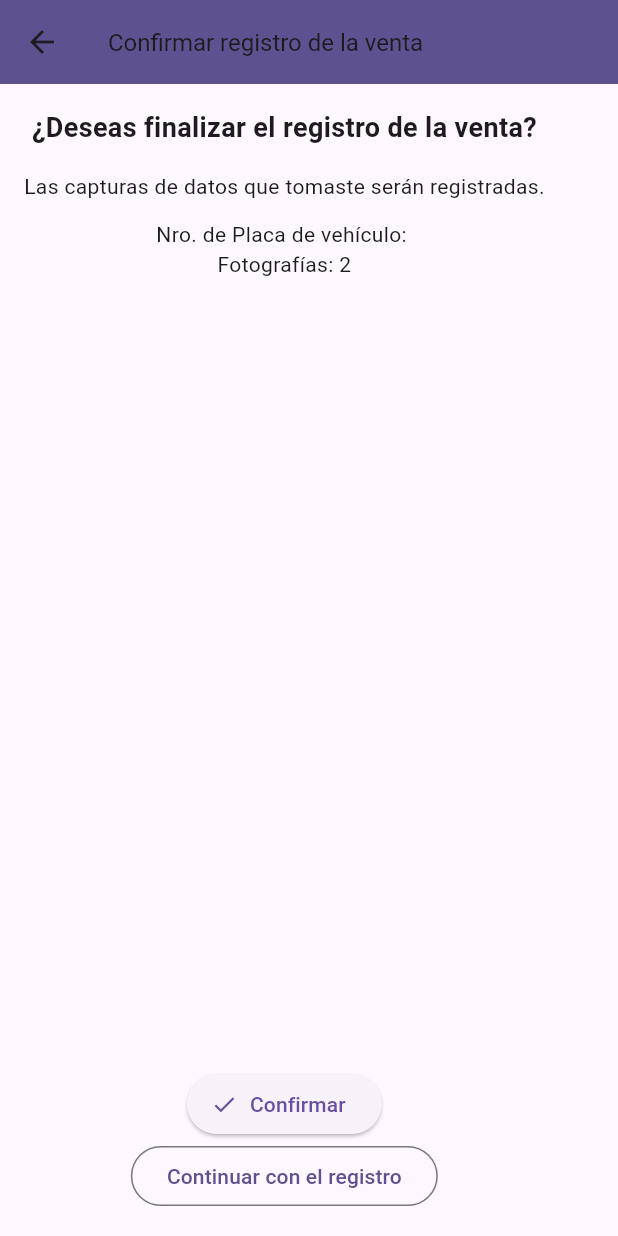
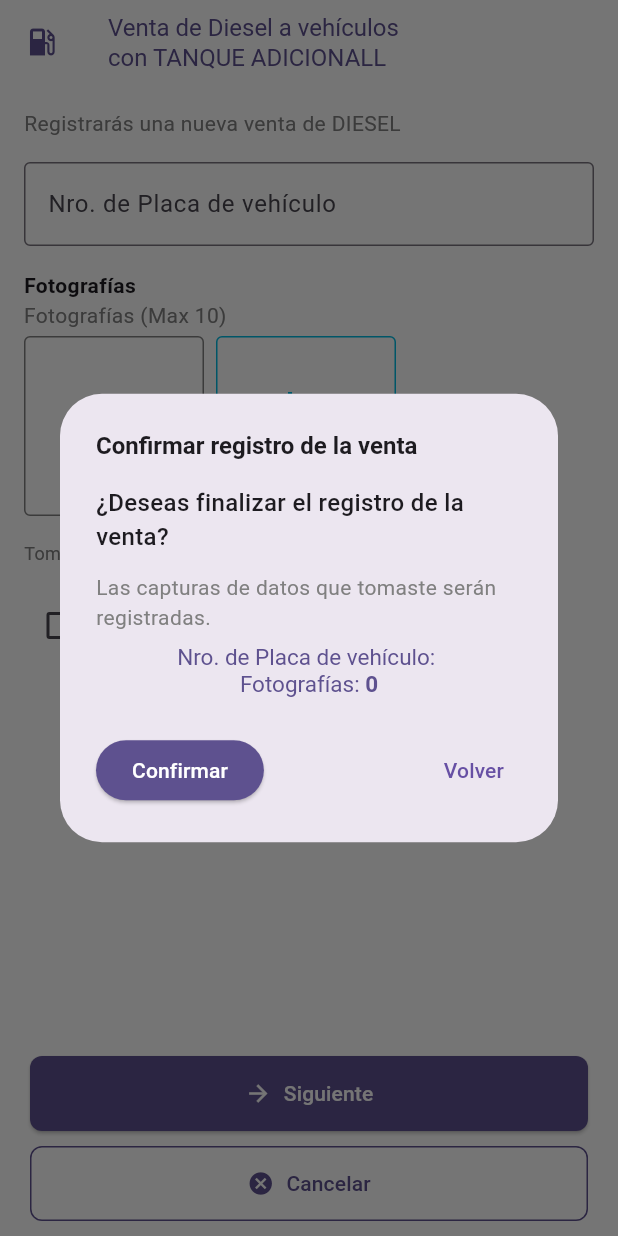
Before and after one commit to Vlxdy/red-neuro-app, a Flutter app: the RegistarVentaTanque screen opened directly, after a tap on "Siguiente", on a phone screen of 412 x 824 dp. Run offline on Flutter 3.47's test engine with Material 3 defaults, Android fonts, the phone set to English and light mode, and no system bars; our stand-ins replace auto_size_text, camera, device_info_plus, dropdown_button2, flutter_dotenv, flutter_image_compress and 11 more; missing offline and left inert: flutter_appauth, image_editor, local_auth_android, local_auth_darwin, zxcvbn; accounts and stored records are empty.

Commit message:
feat: se agrego un nuevo widget de confirmacion al registrar venta

```diff
--- a/lib/src/ui/pages/registrar_venta/componentes/navbar_registrar_venta.dart
+++ b/lib/src/ui/pages/registrar_venta/componentes/navbar_registrar_venta.dart
@@ -35,7 +35,6 @@ class _RegistrarVentaState extends State<RegistrarVentaPage> {
     initialPage: 0,
   );
 
-  /// Array con lista de pestañas
   late List<ChildrenItem> _itemsChildren;
 
   @override
--- a/lib/src/ui/pages/registrar_venta/componentes/tanque_confirmar_registro_venta.dart
+++ /dev/null
@@ -1,106 +0,0 @@
-import 'package:control_ventas_movil/src/config/theme_controller.dart';
-import 'package:control_ventas_movil/src/ui/pages/registrar_venta/componentes/navbar_registrar_venta.dart';
-import 'package:control_ventas_movil/src/ui/pages/registrar_venta/services/venta_tanque_service.dart';
-import 'package:control_ventas_movil/src/ui/pages/registrar_venta/stores/registrar_venta_store.dart';
-import 'package:flutter/material.dart';
-import 'package:provider/provider.dart';
-
-class ConfirmarRegistroScreen extends StatefulWidget {
-  final String placa;
-  final int numeroFotos;
-
-  const ConfirmarRegistroScreen({
-    Key? key,
-    required this.placa,
-    required this.numeroFotos,
-  }) : super(key: key);
-
-  @override
-  _ConfirmarRegistroScreenState createState() => _ConfirmarRegistroScreenState();
-}
-
-class _ConfirmarRegistroScreenState extends State<ConfirmarRegistroScreen> {
-  late VentaTanquesService _service;
-
-  @override
-  void initState() {
-    _service = VentaTanquesService('', context);
-    super.initState();
-  }
-
-  @override
-  Widget build(BuildContext context) {
-    final theme = ThemeController.instance;
-    final colorPrincipal = theme.secondary;
-
-    return Scaffold(
-      appBar: AppBar(
-        backgroundColor: colorPrincipal,
-        title: const Text(
-          'Confirmar registro de la venta',
-          style: TextStyle(fontSize: 16),
-        ),
-      ),
-      body: Padding(
-        padding: const EdgeInsets.all(16.0),
-        child: Column(
-          children: [
-            const Text(
-              '¿Deseas finalizar el registro de la venta?',
-              style: TextStyle(fontSize: 18, fontWeight: FontWeight.bold),
-            ),
-            const SizedBox(height: 16),
-            const Text(
-              'Las capturas de datos que tomaste serán registradas.',
-              style: TextStyle(fontSize: 14),
-            ),
-            const SizedBox(height: 12),
-            Text(
-              'Nro. de Placa de vehículo: ${widget.placa}',
-              style: const TextStyle(fontSize: 14),
-            ),
-            Text(
-              'Fotografías: ${widget.numeroFotos}',
-              style: const TextStyle(fontSize: 14),
-            ),
-            const Spacer(),
-            Column(
-              mainAxisAlignment: MainAxisAlignment.spaceAround,
-              children: [
-                ElevatedButton.icon(
-                  onPressed: () async {
-                    final store = context.read<RegistrarVentaStore>();
-
-                    await _service.registrarVentaTanqueConMultipart(
-                      pathsDeFotos: store.fotos,
-                      placa: widget.placa,
-                      idCombustible: 2,
-                      fechaRegistroApp: DateTime(2024, 03, 01, 8, 0, 1),
-                      context: context,
-                    );
-
-                    Navigator.pushReplacement(
-                      context,
-                      MaterialPageRoute(builder: (context) => RegistrarVentaPage()),
-                    );
-                  },
-                  icon: const Icon(Icons.check),
-                  label: const Text('Confirmar'),
-                ),
-                OutlinedButton(
-                  style: OutlinedButton.styleFrom(
-                    foregroundColor: colorPrincipal,
-                  ),
-                  onPressed: () {
-                    Navigator.pop(context);
-                  },
-                  child: const Text('Continuar con el registro'),
-                ),
-              ],
-            ),
-          ],
-        ),
-      ),
-    );
-  }
-}
--- a/lib/src/ui/pages/registrar_venta/componentes/tanque_registrar_venta.dart
+++ b/lib/src/ui/pages/registrar_venta/componentes/tanque_registrar_venta.dart
@@ -1,8 +1,10 @@
+import 'package:control_ventas_movil/src/config/routes.dart';
 import 'package:control_ventas_movil/src/config/theme_controller.dart';
 import 'package:control_ventas_movil/src/ui/common/selector_image/multiple_campo_fotografia.dart';
-import 'package:control_ventas_movil/src/ui/pages/registrar_venta/componentes/tanque_confirmar_registro_venta.dart';
+import 'package:control_ventas_movil/src/ui/pages/registrar_venta/services/venta_tanque_service.dart';
 import 'package:control_ventas_movil/src/ui/pages/registrar_venta/stores/registrar_venta_store.dart';
 import 'package:flutter/material.dart';
+import 'package:go_router/go_router.dart';
 import 'package:provider/provider.dart';
 
 class RegistarVentaTanque extends StatefulWidget {
@@ -17,15 +19,14 @@ class RegistarVentaTanque extends StatefulWidget {
 class _RegistarVentaTanqueState extends State<RegistarVentaTanque> {
   final _placaController = TextEditingController();
   final List<String> _fotos = [];
-
   bool _agregarObs = false;
   String _observacion = '';
+
   final theme = ThemeController.instance;
 
   @override
   Widget build(BuildContext context) {
     final store = context.watch<RegistrarVentaStore>();
-
 
     return Scaffold(
       backgroundColor: theme.white,
@@ -35,7 +36,7 @@ class _RegistarVentaTanqueState extends State<RegistarVentaTanque> {
           'Venta de ${widget.tipoCombustible} a vehículos\ncon TANQUE ADICIONALL',
           style: TextStyle(fontSize: 16, color: theme.secondary),
         ),
-        leading: Icon(Icons.local_gas_station, color: theme.secondary,),
+        leading: Icon(Icons.local_gas_station, color: theme.secondary),
       ),
       body: Column(
         children: [
@@ -98,7 +99,8 @@ class _RegistarVentaTanqueState extends State<RegistarVentaTanque> {
                     const SizedBox(height: 16),
                   ],
                 ],
-                )),
+              ),
+            ),
           ),
           Padding(
             padding: const EdgeInsets.symmetric(horizontal: 20, vertical: 10),
@@ -106,11 +108,10 @@ class _RegistarVentaTanqueState extends State<RegistarVentaTanque> {
               children: [
                 ElevatedButton.icon(
                   onPressed: () {
-                    Navigator.pushReplacement(
+                    _mostrarDialogoConfirmacion(
                       context,
-                      MaterialPageRoute(
-                          builder: (context) => ConfirmarRegistroScreen(
-                              placa: _placaController.text, numeroFotos: 2)),
+                      _placaController.text,
+                      store.fotos.length,
                     );
                   },
                   style: ElevatedButton.styleFrom(
@@ -127,9 +128,7 @@ class _RegistarVentaTanqueState extends State<RegistarVentaTanque> {
                 ),
                 const SizedBox(height: 10),
                 TextButton.icon(
-                  onPressed: () {
-                    Navigator.pop(context);
-                  },
+                  onPressed: () => Navigator.pop(context),
                   style: TextButton.styleFrom(
                     foregroundColor: theme.secondary,
                     side: BorderSide(color: theme.secondary),
@@ -187,4 +186,97 @@ class _RegistarVentaTanqueState extends State<RegistarVentaTanque> {
       ],
     );
   }
+
+  Future<void> _mostrarDialogoConfirmacion(
+    BuildContext context,
+    String placa,
+    int numeroFotos,
+  ) async {
+    final theme = ThemeController.instance;
+    final store = context.read<RegistrarVentaStore>();
+
+    await showDialog(
+      context: context,
+      barrierDismissible: false,
+      builder: (BuildContext context) {
+        return AlertDialog(
+          title: const Text(
+            'Confirmar registro de la venta',
+            style: TextStyle(fontSize: 16, fontWeight: FontWeight.bold),
+          ),
+          content: Column(
+            mainAxisSize: MainAxisSize.min,
+            children: [
+              const Text(
+                '¿Deseas finalizar el registro de la venta?',
+                style: TextStyle(fontSize: 16, fontWeight: FontWeight.w500),
+              ),
+              const SizedBox(height: 12),
+              Text(
+                'Las capturas de datos que tomaste serán registradas.',
+                style: TextStyle(fontSize: 14, color: theme.grey),
+              ),
+              const SizedBox(height: 8),
+              RichText(
+                text: TextSpan(
+                  style: TextStyle(fontSize: 15, color: theme.secondary),
+                  children: [
+                    const TextSpan(text: 'Nro. de Placa de vehículo: '),
+                    TextSpan(
+                      text: '$placa',
+                      style: TextStyle(fontWeight: FontWeight.bold),
+                    ),
+                  ],
+                ),
+              ),
+              RichText(
+                text: TextSpan(
+                  style: TextStyle(fontSize: 15, color: theme.secondary),
+                  children: [
+                    const TextSpan(text: 'Fotografías: '),
+                    TextSpan(
+                      text: '$numeroFotos',
+                      style: TextStyle(fontWeight: FontWeight.bold),
+                    )
+                  ],
+                ),
+              )
+            ],
+          ),
+          actions: [
+            Row(
+              mainAxisAlignment: MainAxisAlignment.spaceBetween,
+              children: [
+                ElevatedButton.icon(
+                  onPressed: () async {
+                    final _service = VentaTanquesService('', context);
+                    await _service.registrarVentaTanqueConMultipart(
+                      pathsDeFotos: store.fotos,
+                      placa: placa,
+                      idCombustible: 2,
+                      observacion: _observacion,
+                      fechaRegistroApp: DateTime.now(),
+                      context: context,
+                    );
+                    Navigator.of(context).pop();
+                    GoRouter.of(context).goNamed(RouteNames.registrarVenta);
+                  },
+                  label: const Text('Confirmar'),
+                  style: ElevatedButton.styleFrom(
+                      backgroundColor: theme.secondary,
+                      foregroundColor: theme.white),
+                ),
+                TextButton(
+                  onPressed: () {
+                    Navigator.of(context).pop();
+                  },
+                  child: const Text('Volver'),
+                ),
+              ],
+            )
+          ],
+        );
+      },
+    );
   }
+}
--- a/lib/src/ui/pages/registrar_venta/services/venta_tanque_service.dart
+++ b/lib/src/ui/pages/registrar_venta/services/venta_tanque_service.dart
@@ -1,5 +1,6 @@
 import 'dart:io';
 import 'package:control_ventas_movil/src/models/venta.dart';
+import 'package:control_ventas_movil/src/plugins/estaciones/bitacora_store.dart';
 import 'package:control_ventas_movil/src/ui/pages/registrar_venta/stores/venta_tanques_store.dart';
 import 'package:flutter/material.dart';
 import 'package:control_ventas_movil/src/config/service_config.dart';
@@ -9,14 +10,15 @@ import 'package:control_ventas_movil/src/plugins/utils/logger.dart';
 import 'package:control_ventas_movil/src/ui/common/snackbar/snackbar.dart';
 import 'package:control_ventas_movil/src/ui/global/loading_animation.dart';
 
-GlobalKey<ScaffoldMessengerState> tanquesMessenger =
-GlobalKey<ScaffoldMessengerState>();
+GlobalKey<ScaffoldMessengerState> tanquesMessenger = GlobalKey<ScaffoldMessengerState>();
 
 class VentaTanquesService extends ServiceConfig {
   VentaTanquesService(super.urlBase, super.context);
 
   final store = VentaTanquesStore.instance;
   final theme = ThemeController.instance;
+
+  final idBitacora = BitacoraStore.instance.bitacora.id;
 
   void fetchDataTanques() {
     cargarVentasTanques().whenComplete(() => store.cargando = false);
@@ -28,7 +30,7 @@ class VentaTanquesService extends ServiceConfig {
       LoadingAnimation.instance.state = Overlay.of(context);
 
       final response = await fetch(
-        '/mobile/1/listar-venta?tipoVenta=Tanque adicional',
+        '/mobile/$idBitacora/listar-venta?tipoVenta=Tanque adicional',
         type: HttpProtocol.get,
         withAuthorization: true,
       );
@@ -43,7 +45,6 @@ class VentaTanquesService extends ServiceConfig {
         store.ventas = (datos['list'] as List<dynamic>)
             .map((item) => Venta.fromJson(item))
             .toList();
-
       } else {
         Logger.error('Error al obtener datos. Status: ${response.status}');
       }
@@ -78,22 +79,21 @@ class VentaTanquesService extends ServiceConfig {
         'idCombustible': '$idCombustible',
         'tipoVenta': 'Tanque adicional',
         'fechaRegistroApp': fechaRegistroApp.toIso8601String(),
-        if (observacion != null && observacion.isNotEmpty) 'observacion': observacion,
+        if (observacion != null && observacion.isNotEmpty)
+          'observacion': observacion,
       };
 
       final response = await multipartRequest(
-        '/mobile/1/registro-venta',
-        type: 'POST',
-        files: files,
-        nameFiles: files.map((_) => 'files').toList(),
-        body: body,
-        image: true
-      );
+          '/mobile/$idBitacora/registro-venta',
+          type: 'POST',
+          files: files,
+          nameFiles: files.map((_) => 'files').toList(),
+          body: body,
+          image: true);
 
       if (response.status != StatusNetwork.connected) {
         throw Exception(response.message);
       }
-
     } catch (e, stacktrace) {
       Logger.error('Error al registrar venta: $e');
       Logger.error('Stacktrace: $stacktrace');
```
Lines whose indentation alone changed are shown as unchanged.
